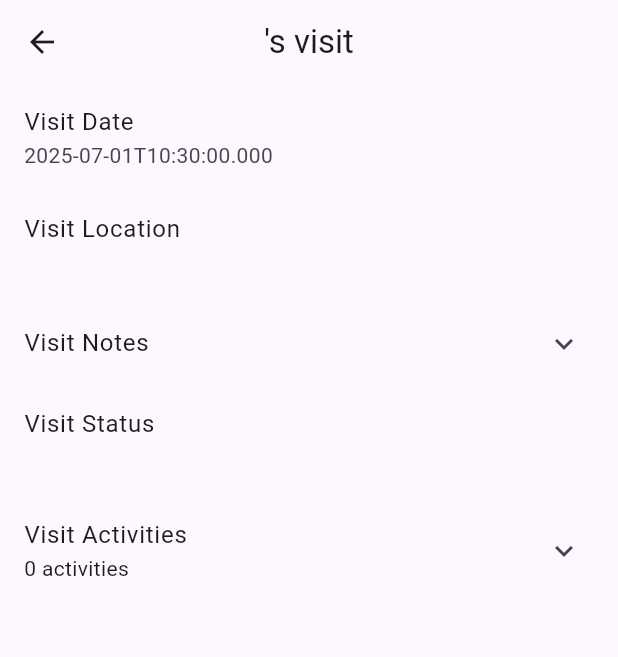
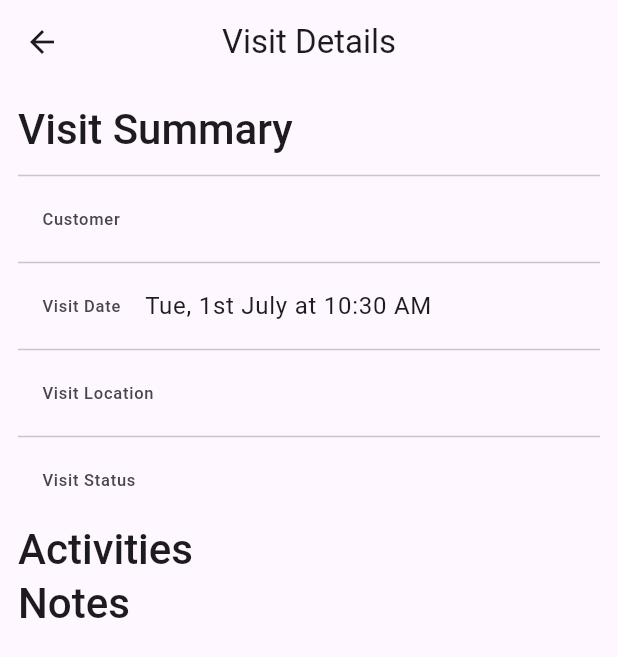
Before and after one commit to bruc3balo/sales_rep_visit_tracker_feature, a Flutter app: the ViewVisitDetailsScreen screen opened directly with empty values, on a phone screen of 412 x 824 dp. Shown: the top 657 px of the screen. Run offline on Flutter 3.47's test engine with Material 3 defaults, Android fonts, the phone set to English and light mode, and no system bars; our stand-ins replace badges, dio, get_it, hive, hive_flutter; accounts and stored records are empty; network calls fail.

Commit message:
view visit details

```diff
--- a/lib/presentation/features/visits/add_visit/view/add_visit_screen.dart
+++ b/lib/presentation/features/visits/add_visit/view/add_visit_screen.dart
@@ -141,7 +141,8 @@ class _AddVisitScreenState extends State<AddVisitScreen> {
                                     ),
                                   ),
                                 ),
-                        ).toList(),
+                              )
+                              .toList(),
                           onSelected: (o) {
                             visitStatusNotifier.value = o;
                           },
@@ -155,7 +156,6 @@ class _AddVisitScreenState extends State<AddVisitScreen> {
                 ValueListenableBuilder(
                   valueListenable: activitiesNotifier,
                   builder: (_, activities, __) {
-
                     return ListTile(
                       title: ListTile(
                         title: Text("Activities"),
@@ -177,14 +177,13 @@ class _AddVisitScreenState extends State<AddVisitScreen> {
                                   },
                                 );
                               },
-                            icon: Icon(Icons.add)
-                        ),
+                              icon: Icon(Icons.add)),
                         ),
                       ),
                       subtitle: wrappedContainer(
                         child: Visibility(
                           visible: activities.isNotEmpty,
-                      replacement: Text("Tap to add an activity"),
+                          replacement: Text("No activities recorded"),
                           child: Container(
                             constraints: BoxConstraints(
                               maxHeight: 300,
@@ -213,7 +212,6 @@ class _AddVisitScreenState extends State<AddVisitScreen> {
                         ),
                       ),
                     );
-
                   },
                 ),
 
@@ -247,24 +245,22 @@ class _AddVisitScreenState extends State<AddVisitScreen> {
                   ),
                 ),
 
-
-              switch(widget.addVisitViewModel.state) {
+                switch (widget.addVisitViewModel.state) {
                   InitialAddVisitState() => ElevatedButton(
                       onPressed: () {
-
                         Customer? customer = customerNotifier.value;
-                    if(customer == null) return;
+                        if (customer == null) return;
 
                         DateTime visitDate = visitDateNotifier.value;
 
                         VisitStatus? status = visitStatusNotifier.value;
-                    if(status == null) return;
+                        if (status == null) return;
 
                         String location = locationController.text;
-                    if(location.isEmpty) return;
+                        if (location.isEmpty) return;
 
                         String notes = notesController.text;
-                    if(notes.isEmpty) return;
+                        if (notes.isEmpty) return;
 
                         List<Activity> activities = activitiesNotifier.value;
 
@@ -287,8 +283,7 @@ class _AddVisitScreenState extends State<AddVisitScreen> {
                 }
               ],
             );
-        }
-      ),
+          }),
     );
   }
 }
--- a/lib/presentation/features/visits/view_visit_details/view/view_visit_details_screen.dart
+++ b/lib/presentation/features/visits/view_visit_details/view/view_visit_details_screen.dart
@@ -1,5 +1,6 @@
 import 'package:flutter/cupertino.dart';
 import 'package:flutter/material.dart';
+import 'package:sales_rep_visit_tracker_feature/presentation/core/ui/extensions/extensions.dart';
 import 'package:sales_rep_visit_tracker_feature/presentation/features/visits/view_visit_details/view_model/view_visit_details_view_model.dart';
 
 class ViewVisitDetailsScreen extends StatelessWidget {
@@ -18,40 +19,101 @@ class ViewVisitDetailsScreen extends StatelessWidget {
         var visit = viewVisitDetailsViewModel.visit;
         return Scaffold(
           appBar: AppBar(
-            title: Text("${visit.customer?.name}'s visit"),
+            title: Text("Visit Details"),
           ),
-          body: ListView(
+          body: Padding(
+            padding: const EdgeInsets.symmetric(horizontal: 12.0),
+            child: ListView(
               children: [
-              ListTile(
-                title: Text("Visit Date"),
-                subtitle: Text(visit.visit.visitDate.toIso8601String()),
+                Padding(
+                  padding: const EdgeInsets.symmetric(vertical: 12.0),
+                  child: Text(
+                    "Visit Summary",
+                    style: Theme
+                        .of(context)
+                        .textTheme
+                        .headlineMedium
+                        ?.copyWith(
+                      fontWeight: FontWeight.w500,
+                    ),
+                    textAlign: TextAlign.left,
+                  ),
+                ),
+                Divider(
+                  height: 2,
                 ),
                 ListTile(
-                title: Text("Visit Location"),
-                subtitle: Text(visit.visit.location),
+                  leading: Text("Customer"),
+                  title: Text(visit.customer?.name ?? 'Unknown customer'),
                 ),
-              ExpansionTile(
-                title: Text("Visit Notes"),
-                children: [
-                  Text(visit.visit.notes),
+                Divider(
+                  height: 2,
+                ),
+                ListTile(
+                  leading: Text("Visit Date"),
+                  title: Text(visit.visit.visitDate.humanReadable),
+                ),
+                Divider(
+                  height: 2,
+                ),
+                ListTile(
+                  leading: Text("Visit Location"),
+                  title: Text(visit.visit.location),
+                ),
+                Divider(
+                  height: 2,
+                ),
+
+                ListTile(
+                  leading: Text("Visit Status"),
+                  title: Text(visit.visit.status),
+                ),
+
+                Text(
+                  "Activities",
+                  style: Theme
+                      .of(context)
+                      .textTheme
+                      .headlineMedium
+                      ?.copyWith(
+                    fontWeight: FontWeight.w500,
+                  ),
+                  textAlign: TextAlign.left,
+                ),
+
+                ...visit
+                    .activityMap
+                    .values
+                    .map((a) =>
+                    ListTile(
+                      leading: Icon(Icons.circle),
+                      title: Text(a.description),
+                    ),
+                ),
+
+                Text(
+                  "Notes",
+                  style: Theme
+                      .of(context)
+                      .textTheme
+                      .headlineMedium
+                      ?.copyWith(
+                    fontWeight: FontWeight.w500,
+                  ),
+                  textAlign: TextAlign.left,
+                ),
+
+                Text(
+                  visit.visit.notes,
+                  style: Theme
+                      .of(context)
+                      .textTheme
+                      .bodyLarge,
+                  textAlign: TextAlign.left,
+                ),
+
               ],
             ),
-              ListTile(
-                title: Text("Visit Status"),
-                subtitle: Text(visit.visit.status),
-              ),
-              ExpansionTile(
-                title: Text("Visit Activities"),
-                subtitle: Text("${visit.visit.activitiesDone.length} activities"),
-                children: visit.activityMap.values
-                    .map(
-                      (a) => ListTile(
-                        title: Text(a.description),
-                      ),
-                    )
-                    .toList(),
-              ),
-            ],
           ),
         );
       },
--- a/lib/presentation/features/visits/view_visits/view/view_visits_screen.dart
+++ b/lib/presentation/features/visits/view_visits/view/view_visits_screen.dart
@@ -77,7 +77,21 @@ class VisitTile extends StatelessWidget {
           ),
 
           child: badges.Badge(
+            position: badges.BadgePosition.topEnd(),
+            badgeAnimation: badges.BadgeAnimation.scale(
+              toAnimate: true,
+              curve: Curves.slowMiddle,
+              loopAnimation: false,
+            ),
+            stackFit: StackFit.passthrough,
             badgeContent: Text(visit.activityMap.length.toString()),
+            badgeStyle: badges.BadgeStyle(
+              badgeColor: Colors.white,
+              borderSide: BorderSide(
+                color: Colors.cyan,
+
+              ),
+            ),
             child: Icon(Icons.business_outlined),
           ),
       ),
```
Also changed, not shown: 3 other files. Lines whose indentation alone changed are shown as unchanged.
